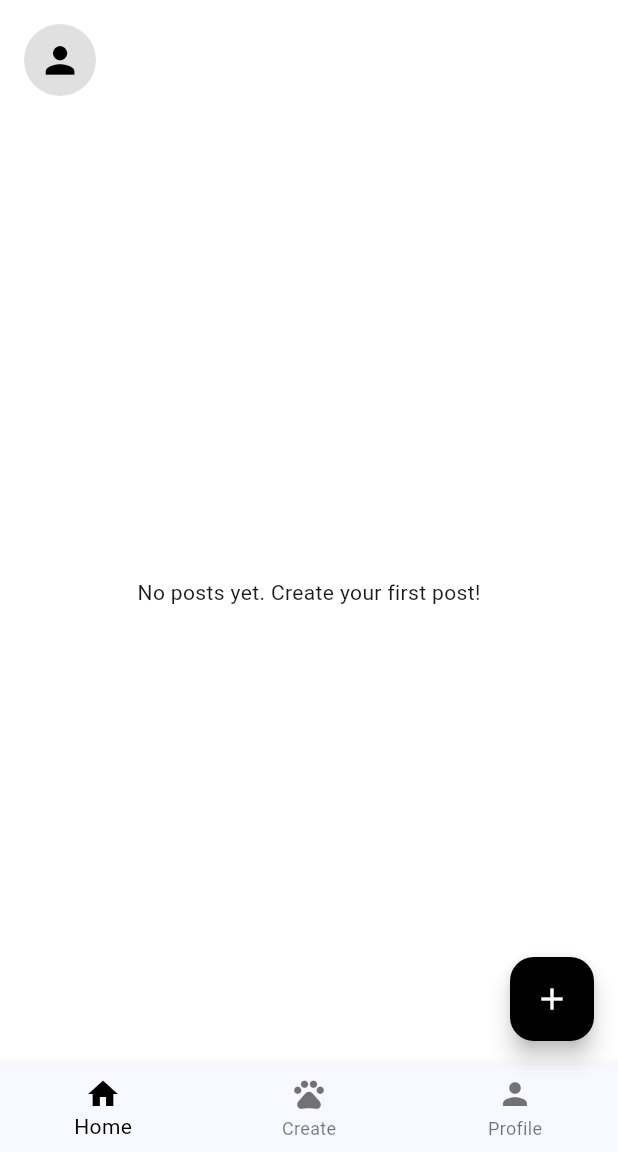
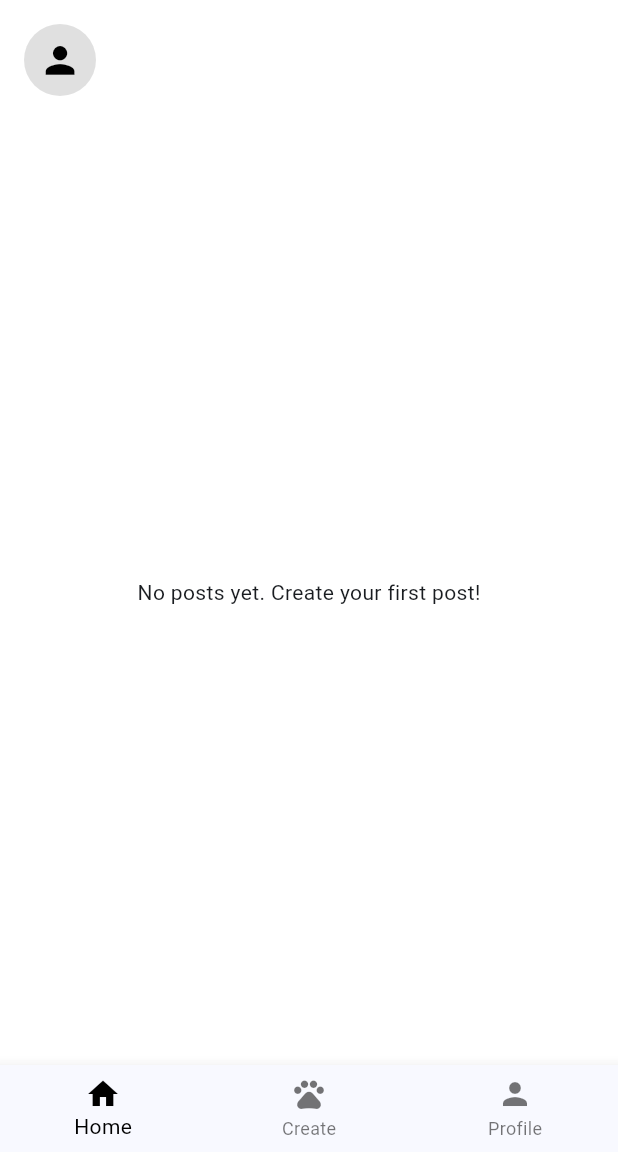
Before and after one commit to AXDurante/petflicks, a Flutter app: the screen it shows once a user with an empty profile is signed in, on a phone screen of 412 x 824 dp, the part 84-1236 px from its top. Run offline on Flutter 3.47's test engine with Material 3 defaults, Android fonts, the phone set to English and light mode, and no system bars; our stand-ins replace cloud_firestore, firebase_auth, firebase_core, firebase_storage, image_picker; accounts and stored records are empty.

Commit message:
tweaked homepage

```diff
--- a/lib/home_page.dart
+++ b/lib/home_page.dart
@@ -272,16 +272,7 @@ class _HomePageState extends State<HomePage> {
           ),
         ],
       ),
-      floatingActionButton: FloatingActionButton(
-        onPressed: () {
-          Navigator.push(
-            context,
-            MaterialPageRoute(builder: (context) => const CreatePostScreen()),
-          );
-        },
-        backgroundColor: Colors.black,
-        child: const Icon(Icons.add, color: Colors.white),
-      ),
+
       bottomNavigationBar: BottomNavigationBar(
         items: const [
           BottomNavigationBarItem(icon: Icon(Icons.home), label: 'Home'),
```
